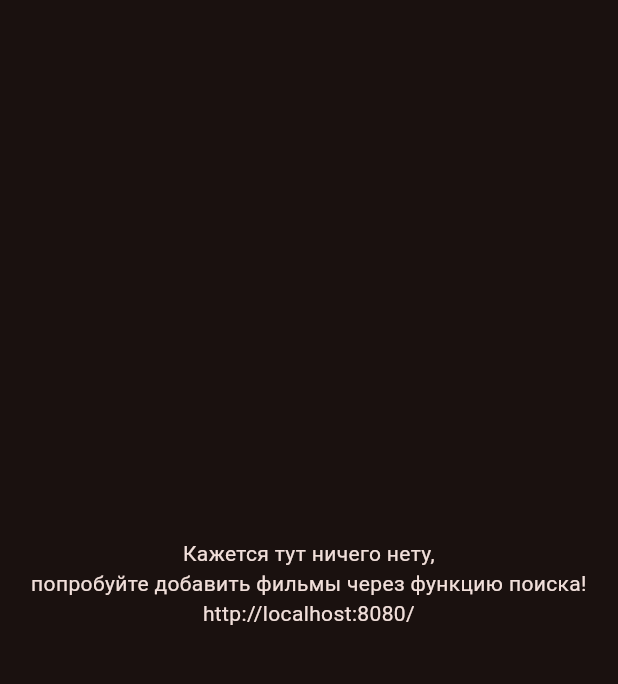
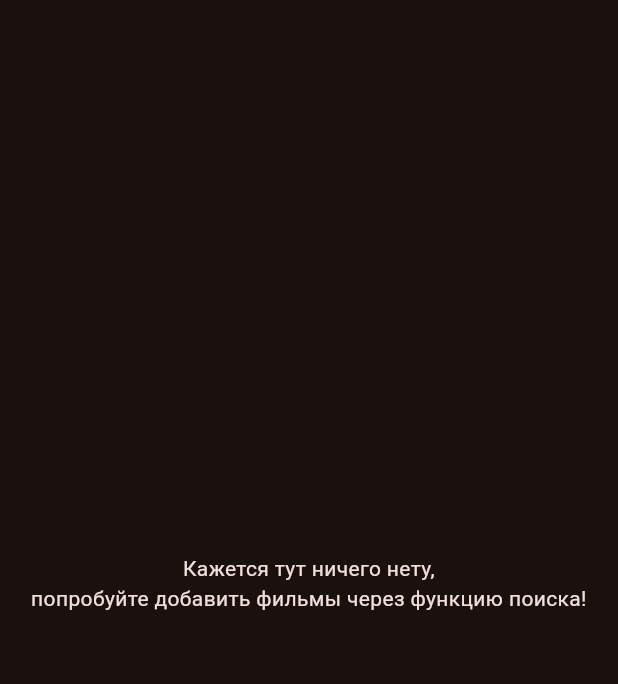
Before and after one commit to Asbecov/Mov1eMatch, a Flutter app: the screen it shows after launch, on a phone screen of 412 x 824 dp, the part 77-761 px from its top. Run offline on Flutter 3.47's test engine with Material 3 defaults, Android fonts, the phone set to English and light mode, and no system bars; our stand-ins replace bloc, confetti, dio, equatable, flutter_bloc, flutter_card_swiper and 4 more; missing offline and left inert: serverpod, serverpod_client; statements that could not run were skipped.

Commit message:
fix: fix

```diff
--- a/mmm_flutter/lib/features/create/views/create_view.dart
+++ b/mmm_flutter/lib/features/create/views/create_view.dart
@@ -4,7 +4,6 @@ import 'package:flutter/material.dart';
 import 'package:flutter_bloc/flutter_bloc.dart';
 import 'package:flutter_svg/flutter_svg.dart';
 import 'package:go_router/go_router.dart';
-import 'package:mmm/common/constants/app_constants.dart';
 import 'package:mmm/common/constants/assets.dart';
 import 'package:mmm/common/constants/routing_constants.dart';
 
@@ -128,7 +127,7 @@ class _CreateViewState extends State<CreateView> {
                 )
               : Center(
                   child: Text(
-                    'Кажется тут ничего нету,\nпопробуйте добавить фильмы через функцию поиска!\n$serverUrl',
+                    'Кажется тут ничего нету,\nпопробуйте добавить фильмы через функцию поиска!',
                     textAlign: TextAlign.center,
                   ),
                 ),
```
Also changed, not shown: 1 other file.
